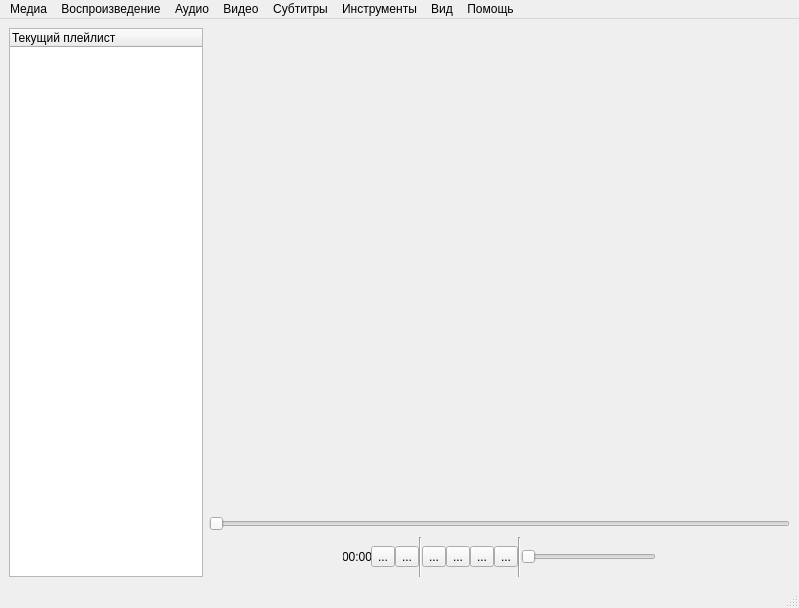
This is midi.ui in eoan-ermine/Media-Player as Qt 5 draws it before an edit. The edited form follows.
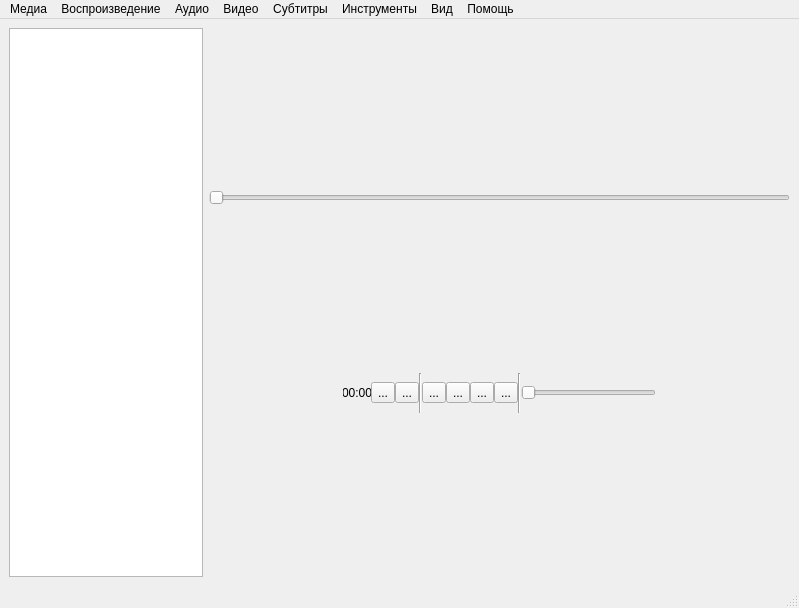
This is the edited form. Icons and pictures are not drawn.

Patch:
```diff
--- a/midi.ui
+++ b/midi.ui
@@ -18,18 +18,12 @@
     <item>
      <layout class="QHBoxLayout" name="horizontalLayout_2" stretch="1,3">
       <item>
-       <widget class="QTreeWidget" name="tree_widget">
-        <column>
-         <property name="text">
-          <string>Текущий плейлист</string>
-         </property>
-        </column>
-       </widget>
+       <widget class="QListWidget" name="list_widget"/>
       </item>
       <item>
-       <layout class="QVBoxLayout" name="verticalLayout" stretch="0,0,0">
+       <layout class="QVBoxLayout" name="verticalLayout" stretch="3,0,0">
         <item>
-         <widget class="QStackedWidget" name="stacked_widget"/>
+         <layout class="QVBoxLayout" name="content_layout"/>
         </item>
         <item>
          <layout class="QHBoxLayout" name="horizontalLayout_4" stretch="1">
```
